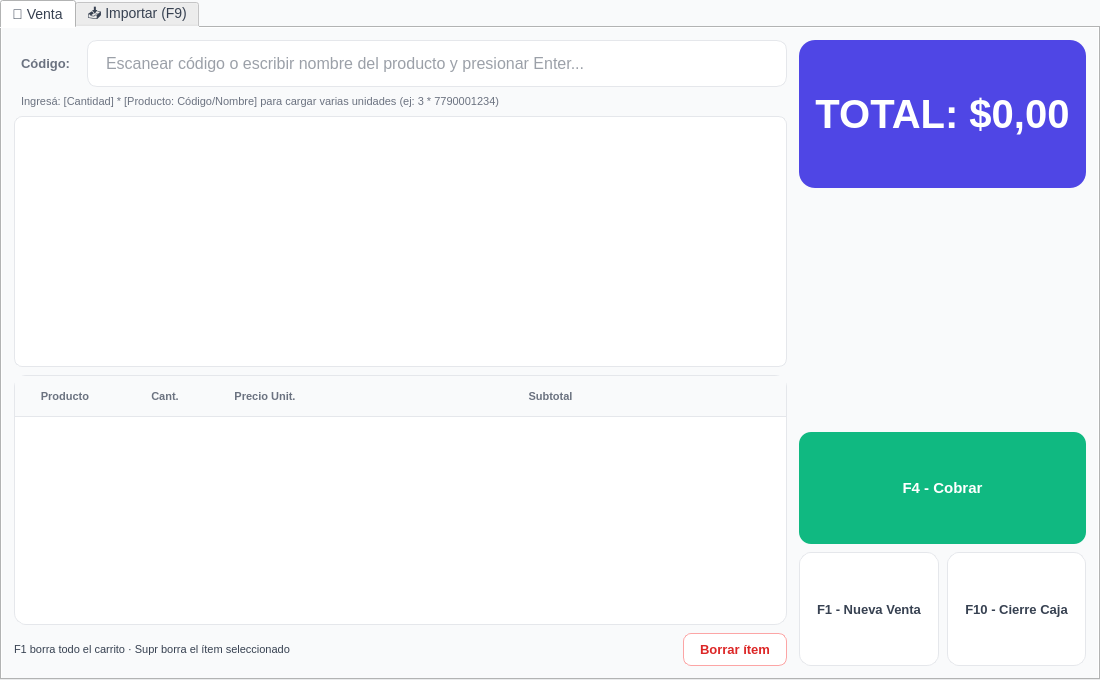
gustavoJimenezz/mostrador-kiosco-punto-de-venta, file src/infrastructure/ui/windows/main_window.ui: the form before one commit.
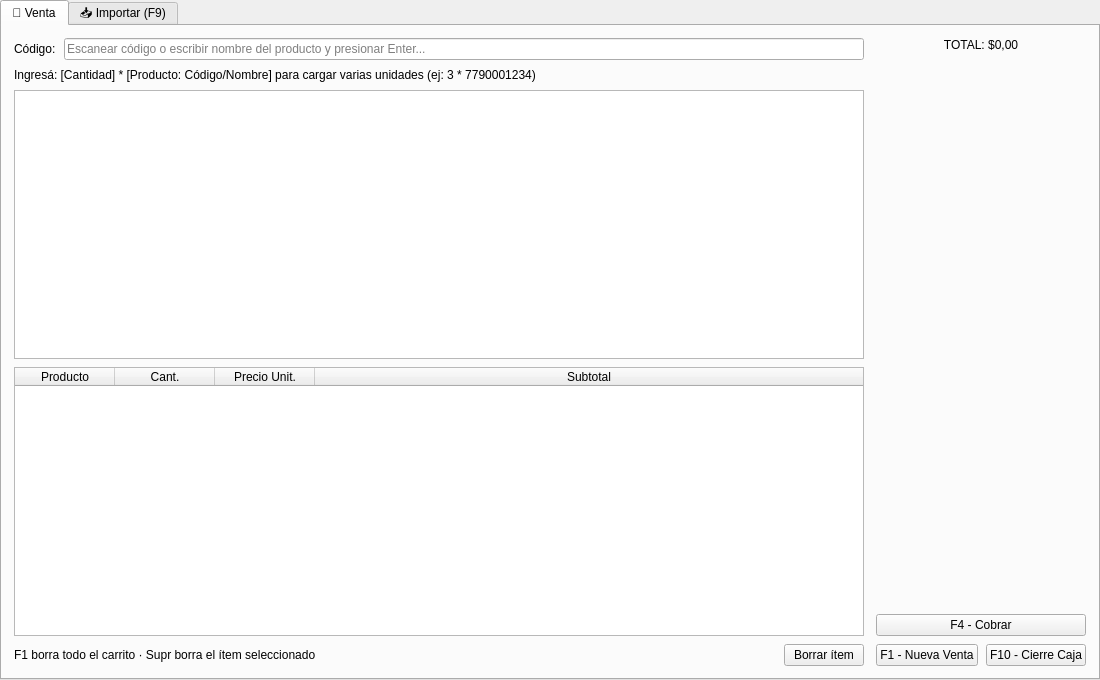
The form after the commit.

The edit to the form file:
```diff
--- a/src/infrastructure/ui/windows/main_window.ui
+++ b/src/infrastructure/ui/windows/main_window.ui
@@ -10,177 +10,6 @@
     <height>680</height>
    </rect>
   </property>
-  <property name="styleSheet">
-   <string>/* BASE */
-QWidget {
-    background-color: #f9fafb;
-    color: #374151;
-    font-family: &quot;Segoe UI&quot;, &quot;Ubuntu&quot;, sans-serif;
-    font-size: 14px;
-}
-
-/* LABELS INDICATIVOS */
-QLabel#barcode_label {
-    color: #6b7280;
-    font-size: 13px;
-    font-weight: 600;
-    padding: 0 4px;
-}
-
-/* BARCODE INPUT */
-QLineEdit#barcode_input {
-    background-color: #ffffff;
-    border: 1px solid #e5e7eb;
-    border-radius: 10px;
-    padding: 12px 16px;
-    font-size: 16px;
-    color: #374151;
-}
-QLineEdit#barcode_input:focus {
-    border: 2px solid #4f46e5;
-    padding: 11px 15px;
-}
-
-/* SEARCH RESULTS */
-QListWidget#search_results {
-    background-color: #ffffff;
-    border: 1px solid #e5e7eb;
-    border-radius: 8px;
-    outline: none;
-}
-QListWidget#search_results::item {
-    padding: 8px 12px;
-    border-radius: 6px;
-}
-QListWidget#search_results::item:hover {
-    background-color: #eef2ff;
-    color: #4f46e5;
-}
-QListWidget#search_results::item:selected {
-    background-color: #4f46e5;
-    color: #ffffff;
-}
-
-/* CART TABLE */
-QTableWidget#cart_table {
-    background-color: #ffffff;
-    border: 1px solid #e5e7eb;
-    border-radius: 12px;
-    gridline-color: #f3f4f6;
-    outline: none;
-}
-QTableWidget#cart_table QHeaderView::section {
-    background-color: #f9fafb;
-    color: #6b7280;
-    font-weight: bold;
-    font-size: 11px;
-    padding: 10px 12px;
-    border: none;
-    border-bottom: 1px solid #e5e7eb;
-}
-QTableWidget#cart_table::item {
-    padding: 10px 12px;
-    border: none;
-}
-QTableWidget#cart_table::item:selected {
-    background-color: #eef2ff;
-    color: #4f46e5;
-}
-
-/* TOTAL LABEL — elemento visualmente dominante */
-QLabel#total_label {
-    background-color: #4f46e5;
-    color: #ffffff;
-    border-radius: 16px;
-    padding: 24px 16px;
-    font-size: 40px;
-    font-weight: 900;
-    min-height: 100px;
-}
-
-/* BOTONES F1, F10 */
-QPushButton#btn_new_sale,
-QPushButton#btn_cash_close {
-    background-color: #ffffff;
-    color: #374151;
-    border: 1px solid #e5e7eb;
-    border-radius: 12px;
-    padding: 20px 16px;
-    font-size: 13px;
-    font-weight: 600;
-    min-height: 72px;
-}
-QPushButton#btn_new_sale:hover {
-    background-color: #eef2ff;
-    border-color: #4f46e5;
-    color: #4f46e5;
-}
-QPushButton#btn_cash_close:hover {
-    background-color: #fff5f5;
-    border-color: #fca5a5;
-    color: #dc2626;
-}
-
-/* BOTÓN COBRAR (F4) — acción principal */
-QPushButton#btn_confirm {
-    background-color: #10b981;
-    color: #ffffff;
-    border: none;
-    border-radius: 12px;
-    padding: 20px 16px;
-    font-size: 15px;
-    font-weight: 800;
-    min-height: 72px;
-}
-QPushButton#btn_confirm:hover { background-color: #059669; }
-QPushButton#btn_confirm:pressed { background-color: #047857; }
-
-/* BOTÓN BORRAR ÍTEM */
-QPushButton#btn_delete_item {
-    background-color: #ffffff;
-    color: #dc2626;
-    border: 1px solid #fca5a5;
-    border-radius: 8px;
-    padding: 8px 16px;
-    font-size: 13px;
-    font-weight: 600;
-}
-QPushButton#btn_delete_item:hover {
-    background-color: #fff5f5;
-    border-color: #dc2626;
-}
-QPushButton#btn_delete_item:disabled {
-    color: #d1d5db;
-    border-color: #e5e7eb;
-}
-
-/* HINT CANTIDAD MÚLTIPLE */
-QLabel#barcode_hint_label {
-    color: #6b7280;
-    font-size: 11px;
-    padding: 0 4px;
-}
-
-/* HINT ATAJOS CARRITO */
-QLabel#hint_delete_label {
-    color: #374151;
-    font-size: 11px;
-}
-
-/* SCROLLBARS */
-QScrollBar:vertical {
-    background: transparent;
-    width: 6px;
-    margin: 0;
-}
-QScrollBar::handle:vertical {
-    background: #d1d5db;
-    border-radius: 3px;
-    min-height: 24px;
-}
-QScrollBar::add-line:vertical, QScrollBar::sub-line:vertical { height: 0; }
-</string>
-  </property>
   <layout class="QVBoxLayout" name="root_layout">
    <property name="spacing">
     <number>0</number>
```
